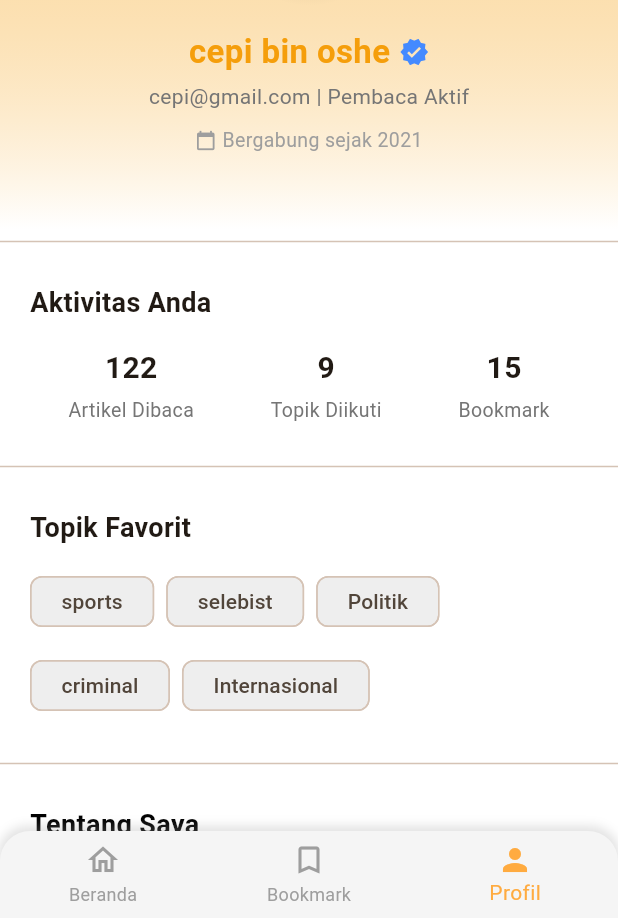
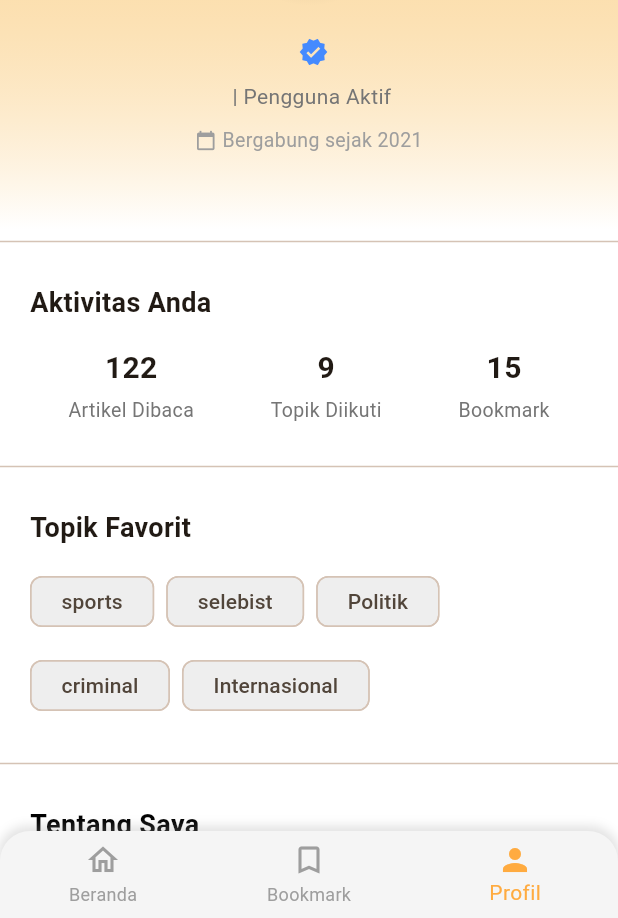
Before and after one commit to MuhAdhit63/bbc_news, a Flutter app: the ProfilePage screen opened directly, on a phone screen of 412 x 824 dp, the part 318-1236 px from its top. Run offline on Flutter 3.47's test engine with Material 3 defaults, Android fonts, the phone set to English and light mode, and no system bars; our stand-ins replace flutter_screenutil, go_router, shared_preferences; accounts and stored records are empty; Roboto replaces fonts that are missing (Poppins).

Commit message:
menerapkan user dari API ke Tampilan

```diff
--- a/lib/views/profil_screen.dart
+++ b/lib/views/profil_screen.dart
@@ -2,6 +2,7 @@ import 'package:bbc_news/models/article_model.dart';
 import 'package:bbc_news/routes/route_names.dart';
 import 'package:bbc_news/services/auth_service.dart';
 import 'package:bbc_news/views/bookmark_articles_page.dart';
+import 'package:bbc_news/views/home_screen.dart';
 import 'package:bbc_news/views/splash_screen.dart';
 import 'package:bbc_news/widgets/bottom_navigation_bar.dart';
 import 'package:flutter/material.dart';
@@ -65,6 +66,7 @@ class _ProfilePageState extends State<ProfilePage> {
 
   @override
   Widget build(BuildContext context) {
+    final user = Provider.of<AuthService>(context, listen: false).user;
     final Color primaryColor = const Color(0xFFF59E0B); // Oranye terang
     final Color backgroundColor = const Color(0xFFFFFFFF); // Putih
     final Color textColor = const Color(0xFF000000); // Hitam
@@ -81,42 +83,7 @@ class _ProfilePageState extends State<ProfilePage> {
       body: ListView(
         padding: EdgeInsets.zero,
         children: [
-          _buildProfileHeader(primaryColor),
-          const Divider(thickness: 1),
-          _buildStats(),
-          const Divider(thickness: 1),
-          _buildFavorites(textColor),
-          const Divider(thickness: 1),
-          _buildAbout(textColor),
-          const Divider(thickness: 1),
-          _buildButtons(context, primaryColor),
-          const SizedBox(height: 20),
-        ],
-      ),
-      bottomNavigationBar: CustomBottomNavigationBar(
-        currentIndex: _currentBottomNavIndex,
-        onTap: (index) {
-          setState(() {
-            _currentBottomNavIndex = index;
-          });
-          if (index == 0) {
-            context.goNamed(RouteNames.home);
-          } else if (index == 1) {
-            context.goNamed(
-              RouteNames.bookmark,
-              extra: BookmarkedArticlesPageArgs(
-                allArticles: _articles,
-                onToggleBookmark: _toggleBookmark,
-              ),
-            );
-          } else if (index == 2) {}
-        },
-      ),
-    );
-  }
-
-  Widget _buildProfileHeader(Color primaryColor) {
-    return Container(
+          Container(
             decoration: BoxDecoration(
               gradient: LinearGradient(
                 colors: [primaryColor.withOpacity(0.3), Colors.white],
@@ -136,7 +103,10 @@ class _ProfilePageState extends State<ProfilePage> {
                       decoration: BoxDecoration(
                         shape: BoxShape.circle,
                         gradient: RadialGradient(
-                    colors: [primaryColor.withOpacity(0.2), Colors.transparent],
+                          colors: [
+                            primaryColor.withOpacity(0.2),
+                            Colors.transparent,
+                          ],
                         ),
                       ),
                     ),
@@ -151,7 +121,7 @@ class _ProfilePageState extends State<ProfilePage> {
                   mainAxisAlignment: MainAxisAlignment.center,
                   children: [
                     Text(
-                'cepi bin oshe',
+                      user!.fullName,
                       style: TextStyle(
                         fontSize: 22,
                         fontWeight: FontWeight.bold,
@@ -159,12 +129,16 @@ class _ProfilePageState extends State<ProfilePage> {
                       ),
                     ),
                     const SizedBox(width: 6),
-              const Icon(Icons.verified, color: Colors.blueAccent, size: 20),
+                    const Icon(
+                      Icons.verified,
+                      color: Colors.blueAccent,
+                      size: 20,
+                    ),
                   ],
                 ),
                 const SizedBox(height: 4),
                 Text(
-            'cepi@gmail.com | Pembaca Aktif',
+                  '${user!.email} | Pengguna Aktif',
                   style: TextStyle(fontSize: 14, color: Colors.grey[600]),
                 ),
                 const SizedBox(height: 10),
@@ -181,6 +155,40 @@ class _ProfilePageState extends State<ProfilePage> {
                 ),
                 const SizedBox(height: 10),
               ],
+            ),
+          ),
+          const Divider(thickness: 1),
+          _buildStats(),
+          const Divider(thickness: 1),
+          _buildFavorites(textColor),
+          const Divider(thickness: 1),
+          _buildAbout(textColor),
+          const Divider(thickness: 1),
+          _buildButtons(context, primaryColor),
+          const SizedBox(height: 20),
+        ],
+      ),
+      bottomNavigationBar: CustomBottomNavigationBar(
+        currentIndex: _currentBottomNavIndex,
+        onTap: (index) {
+          setState(() {
+            _currentBottomNavIndex = index;
+          });
+          if (index == 0) {
+            Navigator.push(
+              context,
+              MaterialPageRoute(builder: (context) => HomeScreen()),
+            );
+          } else if (index == 1) {
+            context.goNamed(
+              RouteNames.bookmark,
+              extra: BookmarkedArticlesPageArgs(
+                allArticles: _articles,
+                onToggleBookmark: _toggleBookmark,
+              ),
+            );
+          } else if (index == 2) {}
+        },
       ),
     );
   }
```
Also changed, not shown: lib/views/home_screen.dart (+56 -48 lines). Lines whose indentation alone changed are shown as unchanged.
